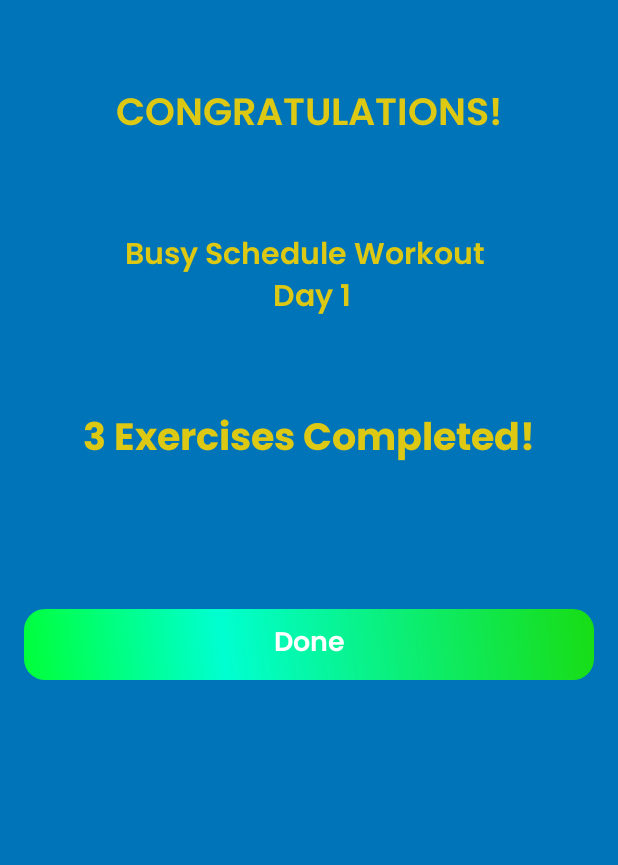
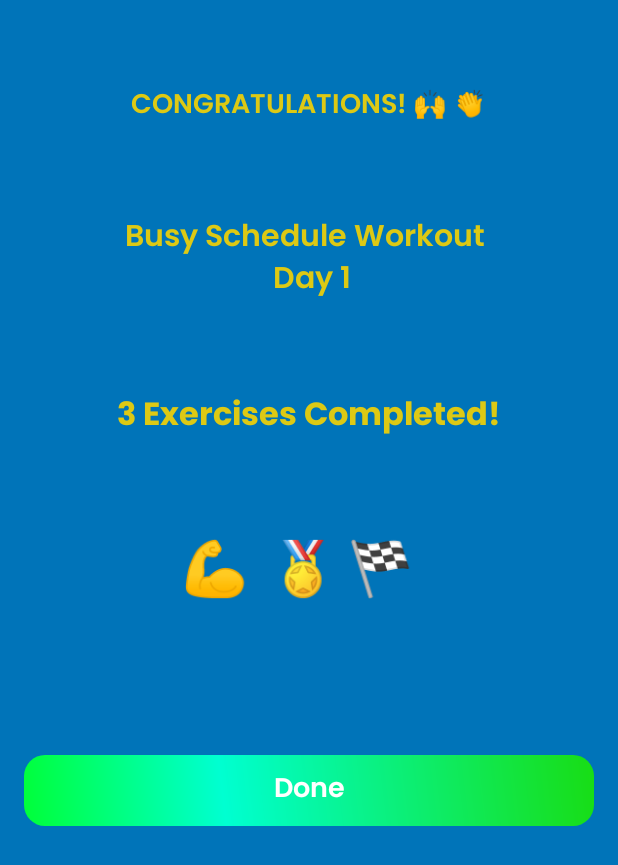
Before and after one commit to MiguelG619/MOBDEVE_MP_WorkIt, an Android app: the layout activity_workout_done.xml on its own in the app's theme, with its tools: preview values and no code run, on a phone screen of 412 x 824 dp. Shown: the top 865 px of the screen. Run offline under Robolectric (Android 15) with nearby library versions, the phone set to English and light mode, and no system bars.

Commit message:
Fixed texts in running the workouts

```diff
--- a/app/src/main/java/com/mobdeve/s11/gonzaga/miguel/mobdeve_workit_mp/RunningExerciseActivity.kt
+++ b/app/src/main/java/com/mobdeve/s11/gonzaga/miguel/mobdeve_workit_mp/RunningExerciseActivity.kt
@@ -36,7 +36,7 @@ class RunningExerciseActivity : AppCompatActivity() {
         binding.imageExercise.setImageResource(exercises.get(exerciseNumber)?.image!!)
         binding.tvReps.text = "${exercises?.get(exerciseNumber)?.reps} Reps"
         var sets = exercises?.get(exerciseNumber)?.sets
-        binding.tvSets.text = "${sets} Sets"
+        binding.tvSets.text = "${doneSets} out of ${sets} Sets Done"
 
 
 
--- a/app/src/main/java/com/mobdeve/s11/gonzaga/miguel/mobdeve_workit_mp/dataAccessObjects/WorkoutDAOArrayList.kt
+++ b/app/src/main/java/com/mobdeve/s11/gonzaga/miguel/mobdeve_workit_mp/dataAccessObjects/WorkoutDAOArrayList.kt
@@ -27,7 +27,7 @@ class WorkoutDAOArrayList() {
                                 "by jumping to a position with legs spread and arms raised and then " +
                                 "to the original position.",
                         R.drawable.jumping_jacks,
-                        30, 2, 5)
+                        20, 1, 5)
                 )
                 burstExerciseList.add(
                     ExerciseModel( "Jogging in place" ,
@@ -37,7 +37,7 @@ class WorkoutDAOArrayList() {
                                 "At the same time, move your right arm back and your left arm forward and up." +
                                 "Continue these movements.",
                         R.drawable.jogging,
-                        30, 2, 3)
+                        40, 2, 3)
                 )
 
         var j = 0
--- a/app/src/main/res/layout/activity_running_exercise.xml
+++ b/app/src/main/res/layout/activity_running_exercise.xml
@@ -65,7 +65,7 @@
                     android:layout_marginHorizontal="16dip"
                     android:layout_marginTop="31dip"
                     android:fontFamily="@font/poppins_semibold"
-                    android:text="3 Sets"
+                    android:text="3 Out of 3 Sets Done"
                     android:textColor="@color/black"
                     android:textSize="30dp"
                     app:layout_constraintEnd_toEndOf="parent"
--- a/app/src/main/res/layout/activity_workout_done.xml
+++ b/app/src/main/res/layout/activity_workout_done.xml
@@ -17,9 +17,9 @@
             android:layout_marginHorizontal="16dip"
             android:layout_marginTop="55dip"
             android:fontFamily="@font/poppins_semibold"
-            android:text="CONGRATULATIONS!"
+            android:text="CONGRATULATIONS! &#128588; &#128079;"
             android:textColor="#DDC914"
-            android:textSize="25sp"
+            android:textSize="18sp"
             app:layout_constraintEnd_toEndOf="parent"
             app:layout_constraintStart_toStartOf="parent"
             app:layout_constraintTop_toBottomOf="@+id/edt_sets" />
@@ -49,10 +49,25 @@
             android:text="3 Exercises Completed!"
             android:textColor="#DDC914"
             android:gravity="center"
-            android:textSize="25sp"
+            android:textSize="21sp"
             app:layout_constraintEnd_toEndOf="parent"
             app:layout_constraintStart_toStartOf="parent"
             app:layout_constraintTop_toBottomOf="@+id/edt_sets" />
+
+        <TextView
+            android:id="@+id/tv_message"
+            android:layout_width="wrap_content"
+            android:layout_height="wrap_content"
+            android:layout_marginHorizontal="16dip"
+            android:layout_marginTop="55dip"
+            android:fontFamily="@font/poppins_bold"
+            android:text="&#128170;  &#127941; &#x1F3C1;  "
+            android:textColor="#DDC914"
+            android:gravity="center"
+            android:textSize="35sp"
+            app:layout_constraintEnd_toEndOf="parent"
+            app:layout_constraintStart_toStartOf="parent"
+            app:layout_constraintTop_toBottomOf="@+id/tv_number_of_exercises" />
 
         <TextView
             android:id="@+id/tv_done"
```
Also changed, not shown: app/src/main/java/com/mobdeve/s11/gonzaga/miguel/mobdeve_workit_mp/RestTimeActivity.kt (+7 -4 lines), app/src/main/java/com/mobdeve/s11/gonzaga/miguel/mobdeve_workit_mp/WorkoutDoneActivity.kt (+11 -0 lines).
